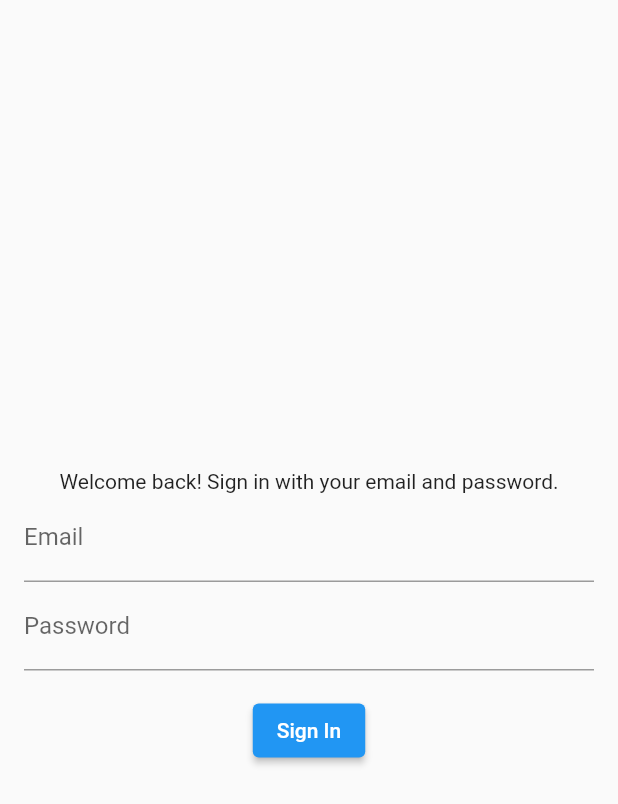
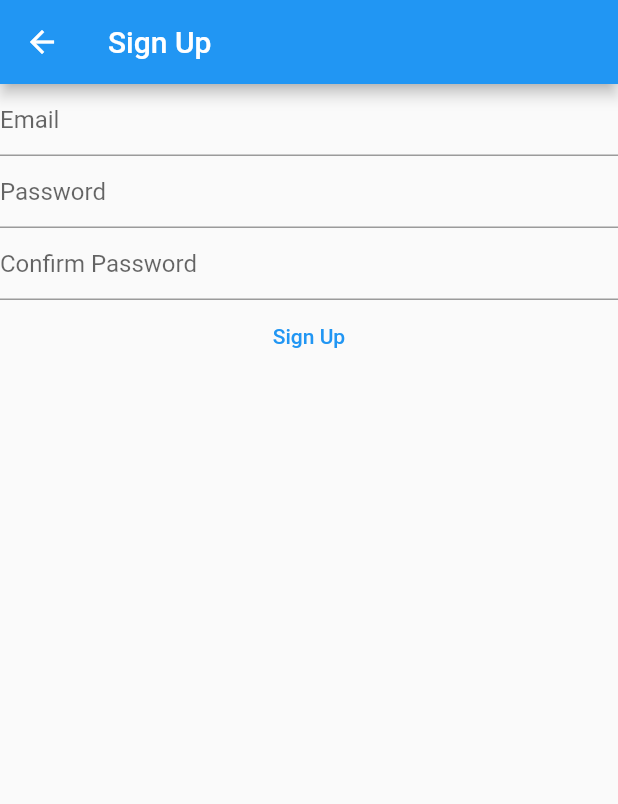
Before and after one commit to ShubhamKNIT/D-Artistry, a Flutter app: the screen it shows after launch, after a tap on "Sign Up", on a phone screen of 412 x 824 dp. Shown: the top 804 px of the screen. Run offline on Flutter 3.47's test engine with Material 2 defaults, Android fonts, the phone set to English and light mode, and no system bars; our stand-ins replace firebase_auth, firebase_core, google_sign_in; accounts and stored records are empty.

Commit message:
Sign_UP page implemented

```diff
--- a/lib/first_page.dart
+++ b/lib/first_page.dart
@@ -4,6 +4,7 @@ import 'package:firebase_auth/firebase_auth.dart';
 import 'package:google_sign_in/google_sign_in.dart';
 import 'package:space_lab_tasks/dashboard_page.dart';
 import 'package:space_lab_tasks/email_password_login_page.dart';
+import 'package:space_lab_tasks/signup_page.dart';
 
 class FirstPage extends StatelessWidget {
   FirstPage({super.key});
@@ -90,11 +91,11 @@ class FirstPage extends StatelessWidget {
                   // Sign-Up Button
                   ElevatedButton(
                     onPressed: () {
-                      Navigator.pushReplacement(
+                      Navigator.push(
                         context,
                         MaterialPageRoute(
                           // build and change function for signup page
-                          builder: (context) => const EmailPasswordLoginPage(),
+                          builder: (context) => const SignUpPage(),
                         ),
                       );
                     },
--- /dev/null
+++ b/lib/signup_page.dart
@@ -0,0 +1,123 @@
+import "package:firebase_auth/firebase_auth.dart";
+import "package:firebase_core/firebase_core.dart";
+import "package:flutter/material.dart";
+import "firebase_options.dart";
+
+class SignUpPage extends StatefulWidget {
+  const SignUpPage({super.key});
+  @override
+  State<StatefulWidget> createState() => _SignUpPageState();
+}
+
+class _SignUpPageState extends State<SignUpPage> {
+
+  // late is preferred over var
+  // late keyword is used to denote a variable that will be assigned a value later
+  // and it will not be null
+  // final to make immutable
+
+  // late final TextEditingController _firstname;
+  // late final TextEditingController _lastname;
+  late final TextEditingController _email;
+  late final TextEditingController _password;
+  late final TextEditingController _confirmPassword;
+
+
+
+  // create a function to initialize the state of the text controllers
+  @override
+  void initState() {
+    // _firstname = TextEditingController();
+    // _lastname = TextEditingController();
+    _email = TextEditingController();
+    _password = TextEditingController();
+    _confirmPassword = TextEditingController();
+    super.initState();
+  }
+
+  // dispose of the text controllers when the widget is removed from the tree
+  @override
+  void dispose() {
+    // _firstname.dispose();
+    // _lastname.dispose();
+    _email.dispose();
+    _password.dispose();
+    _confirmPassword.dispose();
+    super.dispose();
+  }
+
+  // build the widget
+  @override
+  Widget build(BuildContext context) {
+    return Scaffold(
+      appBar: AppBar(
+        title: const Text('Sign Up'),
+      ),
+      body: Center(
+        child: Column(
+          children: [
+            // TextField(
+            //   controller: _firstname,
+            //   decoration: const InputDecoration(
+            //     hintText: 'First Name',
+            //   )
+            // ),
+            // TextField(
+            //   controller: _lastname,
+            //   decoration: const InputDecoration(
+            //     hintText: 'Last Name',
+            //   )
+            // ),
+            TextField(
+              controller: _email,
+              keyboardType: TextInputType.emailAddress, // @symbol for email in keyboard
+              decoration: const InputDecoration(
+                hintText: 'Email',
+              )
+            ),
+            TextField(
+              controller: _password,
+              obscureText: true, // hide the password
+              enableSuggestions: false, // disable suggestions
+              autocorrect: false, // disable autocorrect
+              decoration: const InputDecoration(
+                hintText: 'Password',
+              )
+            ),
+            TextField(
+              controller: _confirmPassword,
+              obscureText: true,
+              enableSuggestions: false,
+              autocorrect: false,
+              decoration: const InputDecoration(
+                hintText: 'Confirm Password',
+              )
+            ),
+            TextButton(
+              onPressed: () async {
+                await Firebase.initializeApp(
+                  options: DefaultFirebaseOptions.currentPlatform,
+                );
+
+                // final firstname = _firstname.text;
+                // final lastname = _lastname.text;
+                final email = _email.text;
+                final password = _password.text;
+                final confirmPassword = _confirmPassword.text;
+                if (password != confirmPassword) {
+                  throw Exception("Passwords do not match");
+                }
+                final userCredential = await FirebaseAuth.instance.createUserWithEmailAndPassword(
+                  email: email,
+                  password: password
+                );
+                print(userCredential.user);
+              },
+              child: const Text('Sign Up'),
+            ),
+          ],
+        ),
+      ),
+    );
+  }
+}
```
